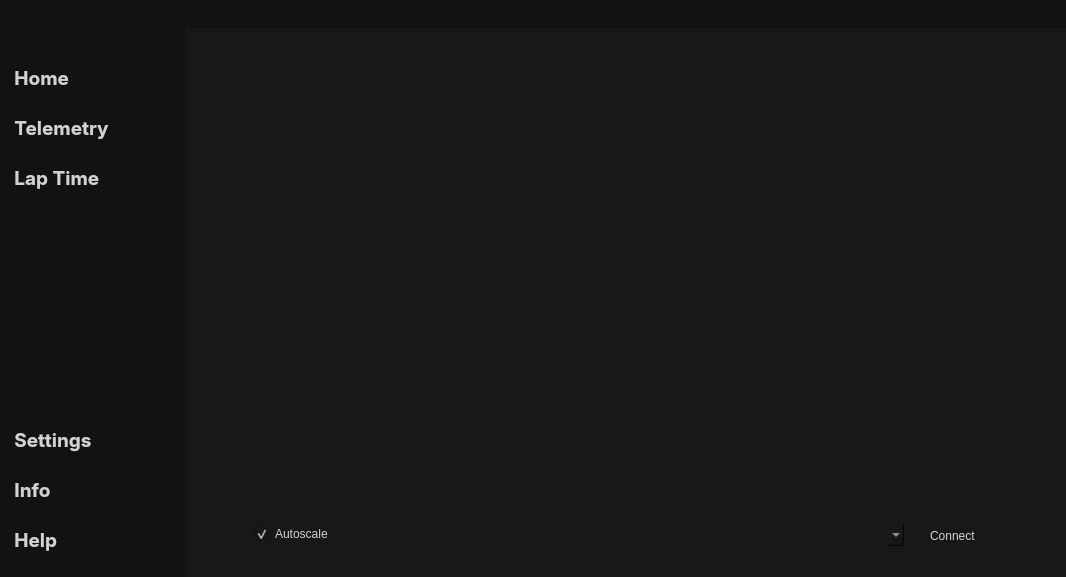
This is FormulaStudent/mainwindow.ui in XRuRuX/FormulaStudentQT as Qt 5 draws it before an edit. The edited form follows.
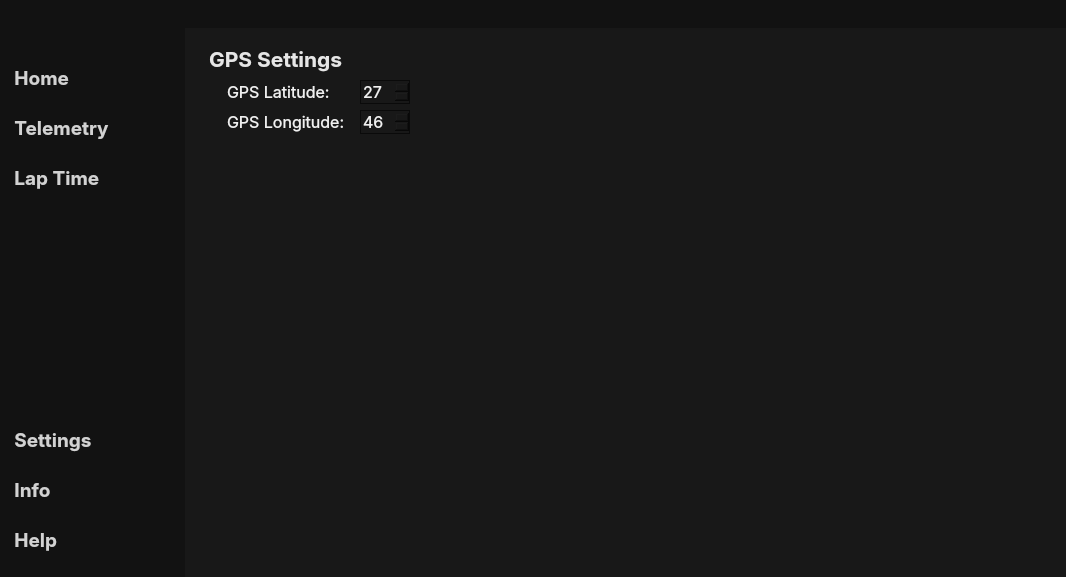
This is the edited form. Icons and pictures are not drawn. Custom widgets are drawn as their Qt base class.

Commit message: Data from CAN added. Settings tab created

The edit to the form file:
```diff
--- a/FormulaStudent/mainwindow.ui
+++ b/FormulaStudent/mainwindow.ui
@@ -10,6 +10,12 @@
     <height>577</height>
    </rect>
   </property>
+  <property name="minimumSize">
+   <size>
+    <width>0</width>
+    <height>0</height>
+   </size>
+  </property>
   <property name="windowTitle">
    <string>MainWindow</string>
   </property>
@@ -553,7 +559,7 @@
 }</string>
          </property>
          <property name="currentIndex">
-          <number>1</number>
+          <number>3</number>
          </property>
          <widget class="QWidget" name="homePage">
           <property name="styleSheet">
@@ -757,6 +763,145 @@
            </property>
           </widget>
          </widget>
+         <widget class="QWidget" name="settingsPage">
+          <property name="styleSheet">
+           <string notr="true">QSpinBox {
+border: 1px solid  rgb(10,10,10);
+selection-background-color:  rgb(24,24,24); 
+color: rgb(240, 240, 240);
+}
+
+QLabel {
+color: rgb(230, 230, 230);
+}
+</string>
+          </property>
+          <layout class="QVBoxLayout" name="verticalLayout_8">
+           <item alignment="Qt::AlignTop">
+            <widget class="QWidget" name="gpsSettingsContainer" native="true">
+             <property name="minimumSize">
+              <size>
+               <width>0</width>
+               <height>50</height>
+              </size>
+             </property>
+             <property name="styleSheet">
+              <string notr="true"/>
+             </property>
+             <layout class="QFormLayout" name="formLayout">
+              <property name="topMargin">
+               <number>3</number>
+              </property>
+              <property name="bottomMargin">
+               <number>0</number>
+              </property>
+              <item row="2" column="0">
+               <widget class="QLabel" name="gpsSettingsLabel">
+                <property name="font">
+                 <font>
+                  <family>Inter</family>
+                  <pointsize>16</pointsize>
+                  <bold>true</bold>
+                 </font>
+                </property>
+                <property name="styleSheet">
+                 <string notr="true">padding-bottom: 1px;</string>
+                </property>
+                <property name="text">
+                 <string>GPS Settings</string>
+                </property>
+               </widget>
+              </item>
+              <item row="3" column="0">
+               <widget class="QLabel" name="gpsLatLabel">
+                <property name="font">
+                 <font>
+                  <family>Inter</family>
+                  <pointsize>12</pointsize>
+                 </font>
+                </property>
+                <property name="styleSheet">
+                 <string notr="true">padding-left: 20px;
+color: rgb(240, 240, 240);</string>
+                </property>
+                <property name="text">
+                 <string>GPS Latitude:</string>
+                </property>
+               </widget>
+              </item>
+              <item row="3" column="1">
+               <widget class="QSpinBox" name="gpsLatSelector">
+                <property name="maximumSize">
+                 <size>
+                  <width>50</width>
+                  <height>16777215</height>
+                 </size>
+                </property>
+                <property name="font">
+                 <font>
+                  <family>Inter</family>
+                  <pointsize>12</pointsize>
+                 </font>
+                </property>
+                <property name="value">
+                 <number>27</number>
+                </property>
+               </widget>
+              </item>
+              <item row="4" column="0">
+               <widget class="QLabel" name="gpsLongLabel">
+                <property name="font">
+                 <font>
+                  <family>Inter</family>
+                  <pointsize>12</pointsize>
+                 </font>
+                </property>
+                <property name="styleSheet">
+                 <string notr="true">padding-left: 20px;
+color: rgb(240, 240, 240);</string>
+                </property>
+                <property name="text">
+                 <string>GPS Longitude: </string>
+                </property>
+               </widget>
+              </item>
+              <item row="4" column="1">
+               <widget class="QSpinBox" name="gpsLongSelector">
+                <property name="maximumSize">
+                 <size>
+                  <width>50</width>
+                  <height>16777215</height>
+                 </size>
+                </property>
+                <property name="font">
+                 <font>
+                  <family>Inter</family>
+                  <pointsize>12</pointsize>
+                 </font>
+                </property>
+                <property name="value">
+                 <number>46</number>
+                </property>
+               </widget>
+              </item>
+             </layout>
+            </widget>
+           </item>
+           <item>
+            <spacer name="verticalSpacer_down_2">
+             <property name="orientation">
+              <enum>Qt::Vertical</enum>
+             </property>
+             <property name="sizeHint" stdset="0">
+              <size>
+               <width>20</width>
+               <height>40</height>
+              </size>
+             </property>
+            </spacer>
+           </item>
+          </layout>
+         </widget>
         </widget>
        </item>
       </layout>
```
Left out of the diff: 55 changed lines with no effect on the pictures. The commit also changes 11 other files.
